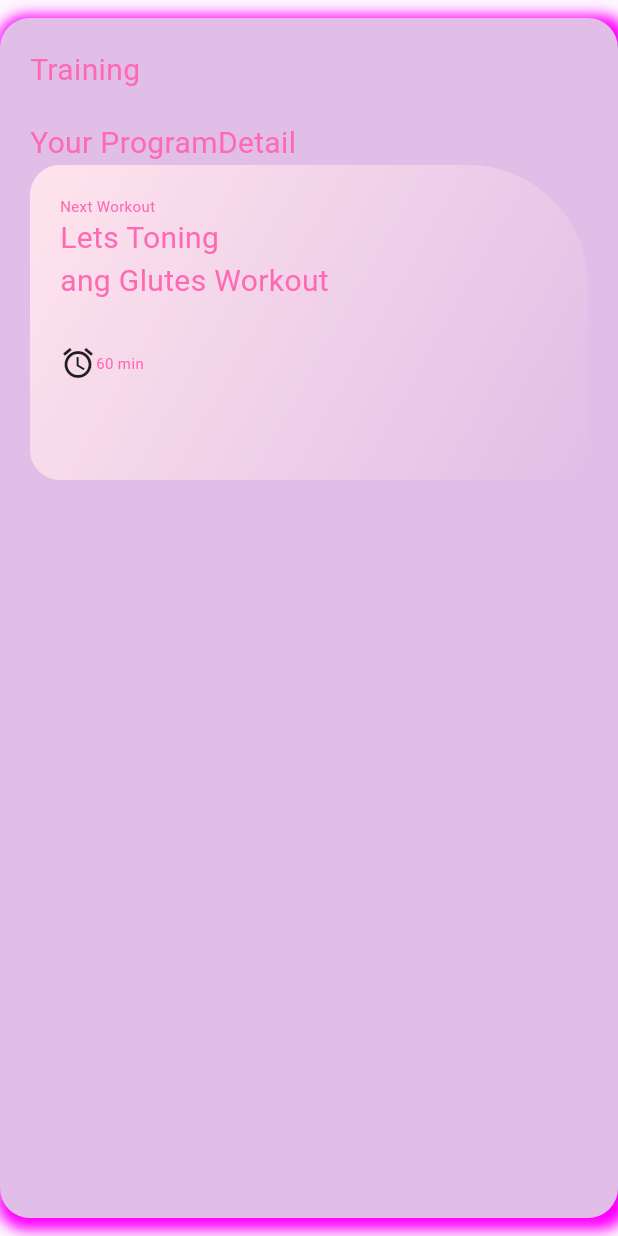
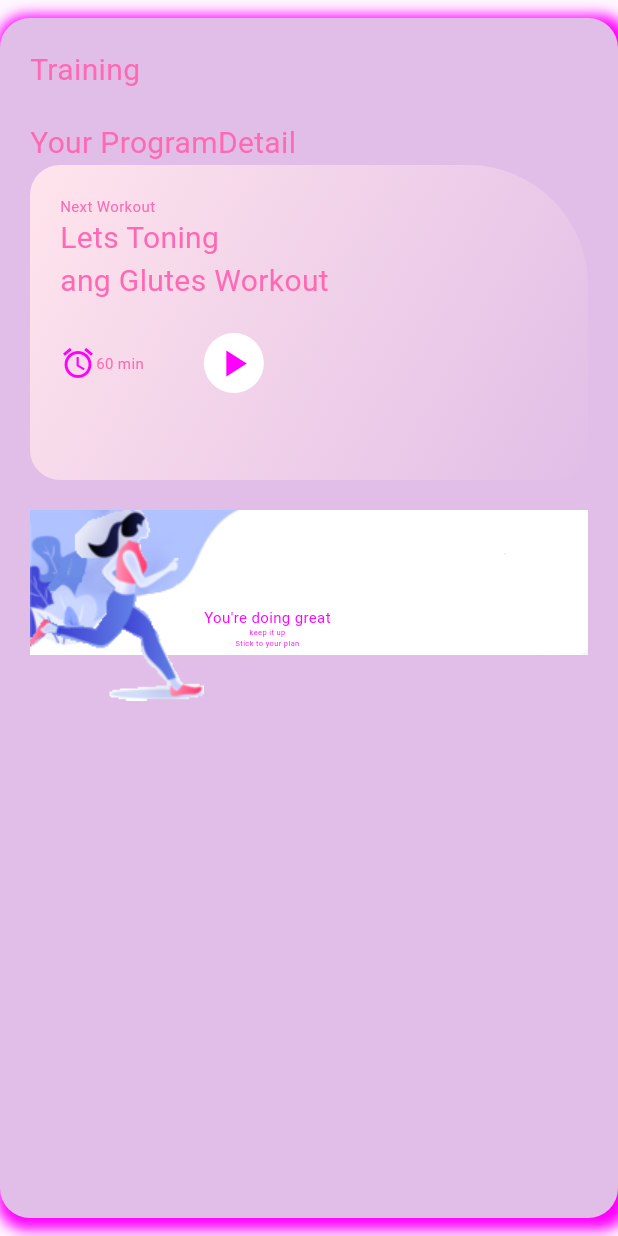
Before and after one commit to NameeNomen/Mobile-programing-with-dart-and-flutter, a Flutter app: the screen it shows after launch, on a phone screen of 412 x 824 dp. Run offline on Flutter 3.47's test engine with Material 3 defaults, Android fonts, the light colour scheme and no system bars.

Commit message:
makin pusing tapi alhamdulilah udah nyampe menampilkan photo

```diff
--- a/lib/latihan/icon.dart
+++ b/lib/latihan/icon.dart
@@ -92,7 +92,7 @@ class BelajarIcon extends StatelessWidget {
                 ),
                 Row(
                     children: [
-                      Icon(Icons.alarm),
+                      Icon(Icons.alarm, color: const Color(0xffFF00FF),),
                        Text("60 min", style: TextStyle(
                   color: const Color(0xffFF69B4),
                   fontSize: 10,
@@ -105,14 +105,49 @@ class BelajarIcon extends StatelessWidget {
                   width: 40,
                   height: 40,
                   decoration: BoxDecoration(
-
+                    borderRadius: BorderRadius.circular(100),
+                    color: Colors.white
                   ),
+                  child: Icon(Icons.play_arrow, size: 30, color: const Color(0xffFF00FF),),
                 )
                     ],
                 )
                   ],
                 ),
 
+          ),
+          SizedBox(
+            height: 20,
+          ),
+          Stack(
+            children: [
+              Image.asset('images/06.jpg', width: 400,),
+              Row(
+                children: [
+                  Image.asset('images/03.png'),
+                  Column(
+                    children: [
+                      SizedBox(height: 30,),
+                       Text("You're doing great", style: TextStyle(
+                  color:  const Color(0xffFF00FF),
+                  fontSize: 10,
+                ),
+                ),
+                Text("keep it up", style: TextStyle(
+                  color:  const Color(0xffFF00FF),
+                  fontSize: 5,
+                ),
+                ),
+                Text("Stick to your plan", style: TextStyle(
+                  color:  const Color(0xffFF00FF),
+                  fontSize: 5,
+                ),
+                ),
+                    ],
+                  )
+                ],
+              )
+            ],
           )
 
             ],
```
